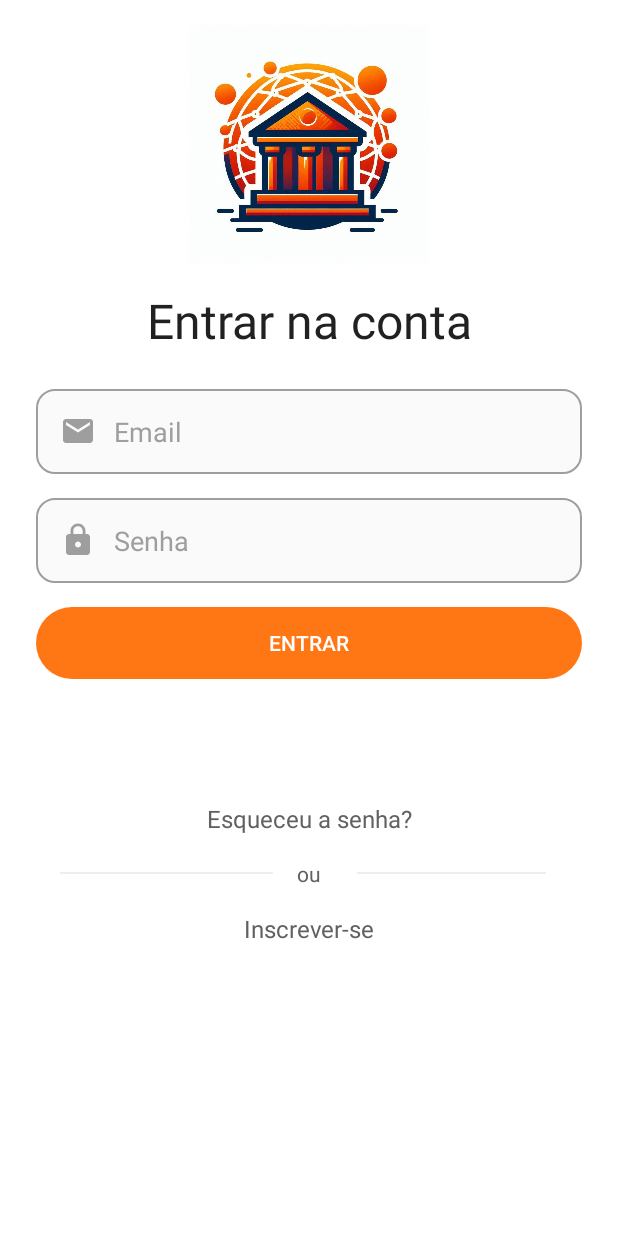
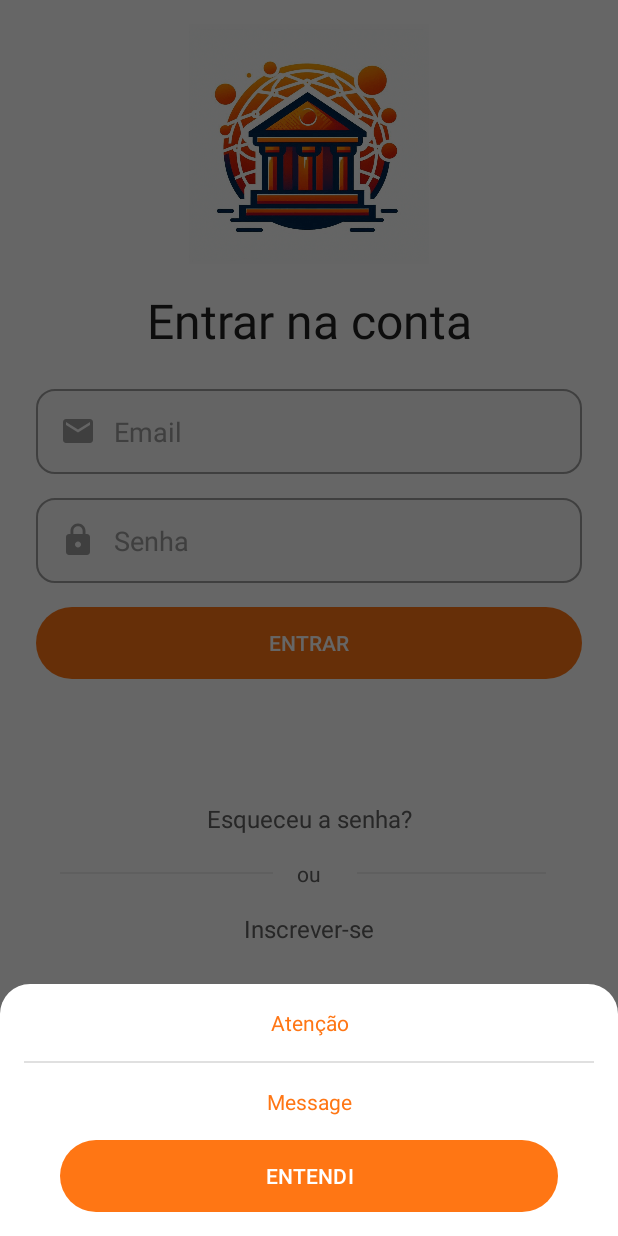
Before and after one commit to gabrielllsp/Bank-App, an Android app: the screen it shows after launch (MainActivity), on a phone screen of 412 x 824 dp. Run offline under Robolectric (Android 15) with nearby library versions, the phone set to English and light mode, and no system bars; our stand-ins replace Dagger/Hilt's generated code, Firebase (no records; nobody signed in at launch, a user with empty details on screens opened directly).

Commit message:
Creating BottomSheet.

```diff
--- a/app/src/main/java/com/gabriel/bankapp/presenter/auth/login/LoginFragment.kt
+++ b/app/src/main/java/com/gabriel/bankapp/presenter/auth/login/LoginFragment.kt
@@ -14,6 +14,7 @@ import com.gabriel.bankapp.data.model.User
 import com.gabriel.bankapp.databinding.FragmentLoginBinding
 import com.gabriel.bankapp.presenter.auth.register.RegisterViewModel
 import com.gabriel.bankapp.util.StateView
+import com.gabriel.bankapp.util.showBottomSheet
 import dagger.hilt.android.AndroidEntryPoint
 
 @AndroidEntryPoint
@@ -34,6 +35,7 @@ class LoginFragment : Fragment() {
     override fun onViewCreated(view: View, savedInstanceState: Bundle?) {
         super.onViewCreated(view, savedInstanceState)
         initListener()
+        showBottomSheet(message = "Message")
     }
 
     private fun initListener() {
--- a/app/src/main/java/com/gabriel/bankapp/util/Extensions.kt
+++ b/app/src/main/java/com/gabriel/bankapp/util/Extensions.kt
@@ -3,11 +3,36 @@ package com.gabriel.bankapp.util
 import androidx.appcompat.app.AppCompatActivity
 import androidx.fragment.app.Fragment
 import com.gabriel.bankapp.R
+import com.gabriel.bankapp.databinding.LayoutBottomSheetBinding
+import com.google.android.material.bottomsheet.BottomSheetDialog
 
-fun Fragment.initToolbar(toolbar: androidx.appcompat.widget.Toolbar, homeAsUpEnabled: Boolean = true){
+fun Fragment.initToolbar(
+    toolbar: androidx.appcompat.widget.Toolbar,
+    homeAsUpEnabled: Boolean = true
+) {
     (activity as AppCompatActivity).setSupportActionBar(toolbar)
     (activity as AppCompatActivity).title = ""
     (activity as AppCompatActivity).supportActionBar?.setDisplayHomeAsUpEnabled(homeAsUpEnabled)
     (activity as AppCompatActivity).supportActionBar?.setHomeAsUpIndicator(R.drawable.ic_arrow_back)
     toolbar.setNavigationOnClickListener { activity?.onBackPressed() }
 }
+
+fun Fragment.showBottomSheet(
+    titleDialog: Int? = null,
+    titleButton: Int? = null,
+    message: String,
+    onClick: () -> Unit = {}
+) {
+    val bottomSheetDialog = BottomSheetDialog(requireContext(), R.style.BottomSheetDialog)
+    val bottomSheetBinging: LayoutBottomSheetBinding =
+        LayoutBottomSheetBinding.inflate(layoutInflater, null, false)
+
+    bottomSheetBinging.textTitle.text = getString(titleDialog ?: R.string.text_title_bottom_sheet)
+    bottomSheetBinging.textMessage.text = message
+    bottomSheetBinging.btnOk.text = getString(titleButton ?: R.string.text_button_bottom_sheet)
+
+    bottomSheetBinging.btnOk.setOnClickListener { onClick() }
+
+    bottomSheetDialog.setContentView(bottomSheetBinging.root)
+    bottomSheetDialog.show()
+}
--- /dev/null
+++ b/app/src/main/res/drawable/bg_bottom_sheet.xml
@@ -0,0 +1,10 @@
+<?xml version="1.0" encoding="utf-8"?>
+<shape xmlns:android="http://schemas.android.com/apk/res/android"
+    android:shape="rectangle">
+
+    <solid android:color="@color/white"/>
+    <corners android:topLeftRadius="20dp"
+        android:topRightRadius="20dp"/>
+
+
+</shape>
--- a/app/src/main/res/layout/fragment_login.xml
+++ b/app/src/main/res/layout/fragment_login.xml
@@ -82,7 +82,6 @@
             android:layout_height="wrap_content"
             android:layout_marginHorizontal="24dp"
             android:layout_marginTop="16dp"
-            android:textAllCaps="true"
             android:backgroundTint="@color/color_default"
             android:text="@string/text_button_sign_in_login_fragment"
             app:layout_constraintEnd_toEndOf="parent"
--- /dev/null
+++ b/app/src/main/res/layout/layout_bottom_sheet.xml
@@ -0,0 +1,42 @@
+<?xml version="1.0" encoding="utf-8"?>
+<LinearLayout xmlns:android="http://schemas.android.com/apk/res/android"
+    xmlns:tools="http://schemas.android.com/tools"
+    android:orientation="vertical"
+    android:layout_width="match_parent"
+    android:layout_height="wrap_content"
+    android:padding="16dp"
+    android:background="@drawable/bg_bottom_sheet">
+
+    <TextView
+        android:id="@+id/text_title"
+        android:layout_width="match_parent"
+        android:layout_height="wrap_content"
+        android:gravity="center_horizontal"
+        android:textColor="@color/color_default"
+        tools:text="Title"/>
+
+    <ImageView
+        android:layout_width="match_parent"
+        android:layout_height="1dp"
+        android:layout_marginVertical="16dp"
+        android:background="?actionBarDivider"/>
+
+    <TextView
+        android:id="@+id/text_message"
+        android:layout_width="match_parent"
+        android:layout_height="wrap_content"
+        android:gravity="center_horizontal"
+        android:textColor="@color/color_default"
+        tools:text="Message"/>
+
+    <Button
+        android:id="@+id/btn_ok"
+        style="@style/ThemeButton"
+        android:layout_width="match_parent"
+        android:layout_height="wrap_content"
+        android:layout_marginHorizontal="24dp"
+        android:layout_marginTop="16dp"
+        android:backgroundTint="@color/color_default"
+        android:text="@string/text_button_bottom_sheet"/>
+
+</LinearLayout>
--- a/app/src/main/res/values/strings.xml
+++ b/app/src/main/res/values/strings.xml
@@ -39,5 +39,8 @@
     <string name="text_edit_hint_confirm_password_register_fragment">Confirme sua senha</string>
     <string name="text_button_register_fragment">Cadastrar</string>
 
+<!--    BottomSheet-->
+    <string name="text_title_bottom_sheet">Atenção</string>
+    <string name="text_button_bottom_sheet">Entendi</string>
 
 </resources>
--- a/app/src/main/res/values/themes.xml
+++ b/app/src/main/res/values/themes.xml
@@ -24,15 +24,22 @@
         <item name="android:background">@drawable/bg_edit</item>
         <item name="android:textColor">#212121</item>
         <item name="android:padding">16dp</item>
-<!--        <item name="android:fontFamily">@font/urbanist_600</item>-->
+        <!--        <item name="android:fontFamily">@font/urbanist_600</item>-->
         <item name="android:textColorHint">#9E9E9E</item>
         <item name="android:maxLines">1</item>
     </style>
 
     <style name="ThemeButton">
         <item name="android:background">@drawable/bg_button</item>
-
-        <item name="android:textAllCaps">false</item>
+        <item name="android:textAllCaps">true</item>
         <item name="android:textColor">@color/white</item>
     </style>
+
+    <style name="BottomSheetDialog" parent="Theme.Design.Light.BottomSheetDialog">
+        <item name="bottomSheetStyle">@style/bottomSheetStyleWrapper</item>
+    </style>
+
+    <style name="bottomSheetStyleWrapper" parent="Widget.Design.BottomSheet.Modal">
+        <item name="android:background">@android:color/transparent</item>
+    </style>
 </resources>
```
